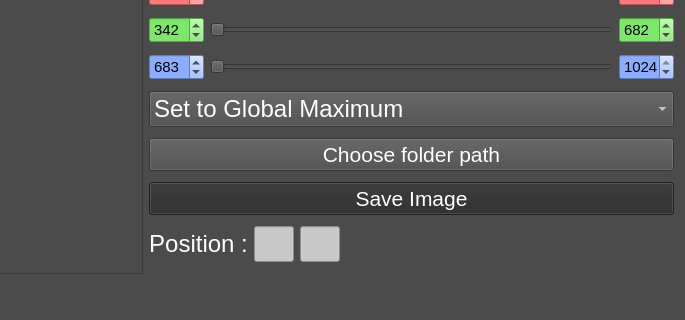
PyMarc2/OceanOpticsSpectroViewer, file gui/views/AffichageRGBUi.ui: the form before one commit; both pictures show x 393 to 1078 and y 376 to 696 of the 1078 by 696 pixel window.
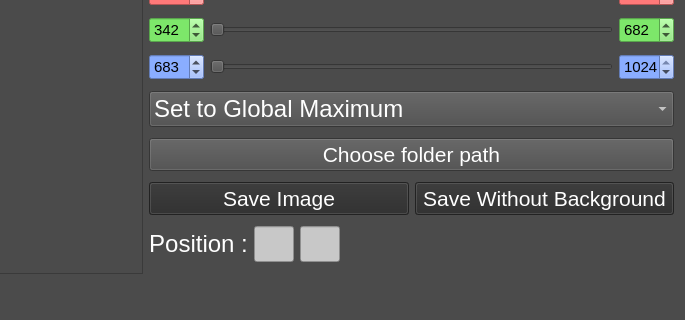
The form after the commit. Custom widgets are drawn as their Qt base class.

Commit message: Fixed not wanted tooltips and fixed/add background options

The edit to the form file:
```diff
--- a/gui/views/AffichageRGBUi.ui
+++ b/gui/views/AffichageRGBUi.ui
@@ -332,6 +332,8 @@
             </widget>
            </item>
            <item>
+            <layout class="QHBoxLayout" name="horizontalLayout_8">
+             <item>
             <widget class="QPushButton" name="pb_saveImage">
              <property name="enabled">
               <bool>false</bool>
@@ -355,6 +357,27 @@
               <string>Save Image</string>
              </property>
             </widget>
+             </item>
+             <item>
+              <widget class="QPushButton" name="pb_saveWithoutBg">
+               <property name="enabled">
+                <bool>false</bool>
+               </property>
+               <property name="font">
+                <font>
+                 <pointsize>16</pointsize>
+                </font>
+               </property>
+               <property name="styleSheet">
+                <string notr="true">color: rgb(255, 255, 255);
+background-color: rgb(42, 42, 42);</string>
+               </property>
+               <property name="text">
+                <string>Save Without Background</string>
+               </property>
+              </widget>
+             </item>
+            </layout>
            </item>
            <item>
             <layout class="QHBoxLayout" name="horizontalLayout_7">
```
Left out of the diff: 15 changed lines with no effect on the pictures. Lines whose indentation alone changed are shown as unchanged. The commit also changes 3 other files.
